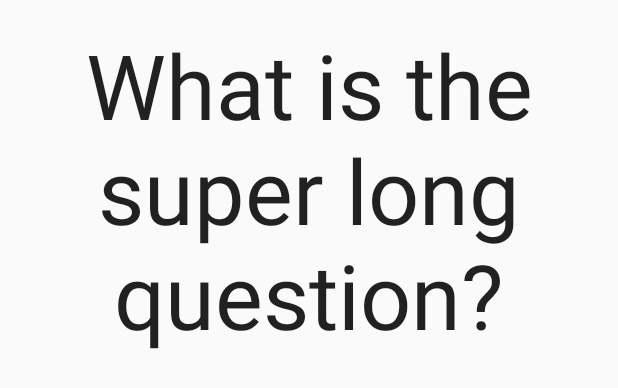
After one commit to pelshen/TearfundDisasterResponse, an Android app: the layout activity_questions.xml on its own in the app's theme, with its tools: preview values and no code run, on a phone screen of 412 x 824 dp. The commit adds this screen. Shown: the top 388 px of the screen. Run offline under Robolectric (Android 15) with nearby library versions, the phone set to English and light mode, and no system bars.

Commit message:
First version of questions

```diff
--- /dev/null
+++ b/app/src/main/res/layout/activity_questions.xml
@@ -0,0 +1,32 @@
+<RelativeLayout xmlns:android="http://schemas.android.com/apk/res/android"
+    xmlns:tools="http://schemas.android.com/tools" android:layout_width="match_parent"
+    android:layout_height="match_parent" android:paddingLeft="@dimen/activity_horizontal_margin"
+    android:paddingRight="@dimen/activity_horizontal_margin"
+    android:paddingTop="@dimen/activity_vertical_margin"
+    android:paddingBottom="@dimen/activity_vertical_margin"
+    tools:context="hackathon.london.tearfunddisasterresponse.questions.QuestionsActivity"
+    android:weightSum="2">
+
+    <TextView
+        android:layout_width="wrap_content"
+        android:layout_height="wrap_content"
+        android:textAppearance="?android:attr/textAppearanceLarge"
+        android:text="What is the super long question?"
+        android:id="@+id/questionTitle"
+        android:layout_alignParentTop="true"
+        android:layout_alignParentLeft="true"
+        android:layout_alignParentStart="true"
+        android:layout_alignParentRight="true"
+        android:layout_alignParentEnd="true"
+        android:gravity="center"
+        android:textSize="60sp" />
+
+    <ListView
+        android:layout_width="wrap_content"
+        android:layout_height="wrap_content"
+        android:id="@android:id/list"
+        android:layout_below="@+id/questionTitle"
+        android:layout_alignParentLeft="true"
+        android:layout_alignParentStart="true" />
+
+</RelativeLayout>
--- /dev/null
+++ b/app/src/main/res/layout/answer_list_item.xml
@@ -0,0 +1,5 @@
+<?xml version="1.0" encoding="utf-8"?>
+<TextView xmlns:android="http://schemas.android.com/apk/res/android"
+    android:layout_width="fill_parent"
+    android:layout_height="fill_parent"
+    android:padding="10dp" />
--- a/app/src/main/res/values/strings.xml
+++ b/app/src/main/res/values/strings.xml
@@ -3,4 +3,5 @@
 
     <string name="hello_world">Hello world!</string>
     <string name="action_settings">Settings</string>
+    <string name="title_activity_questions">Questions</string>
 </resources>
```
Also changed, not shown: app/src/main/java/hackathon/london/tearfunddisasterresponse/questions/QuestionsActivity.java (added, +39 -0 lines).
